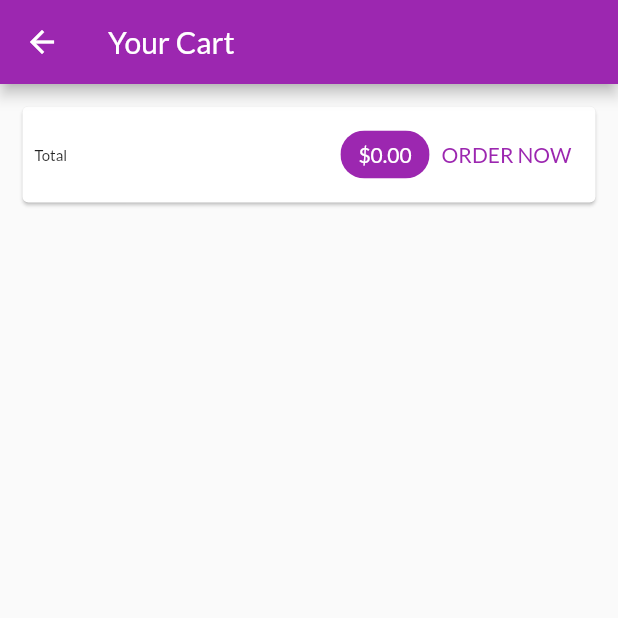
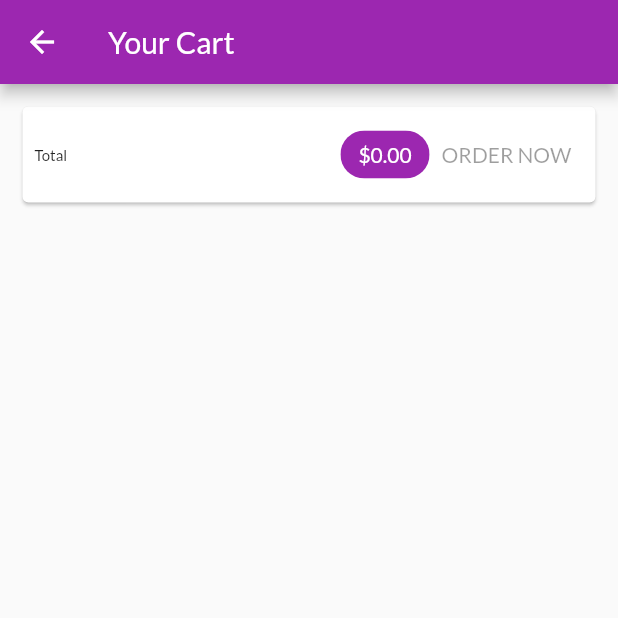
Before and after one commit to Ibrahim-Lokman/shop_app, a Flutter app: the CartScreen screen opened by its route, on a phone screen of 412 x 824 dp, the top half of it. Run offline on Flutter 3.47's test engine with Material 2 defaults, Android fonts, the phone set to English and light mode, and no system bars; network calls fail.

Commit message:
Edit product, Fetch data, Delete product, Manage order online.

```diff
--- /dev/null
+++ b/lib/models/http_exception.dart
@@ -0,0 +1,10 @@
+class HttpException implements Exception {
+  final String message;
+
+  HttpException(this.message);
+
+  @override
+  String toString() {
+    return message;
+  }
+}
--- a/lib/screens/cart_screen.dart
+++ b/lib/screens/cart_screen.dart
@@ -35,25 +35,11 @@ class CartScreen extends StatelessWidget {
                       style: TextStyle(
 
                         color: Theme.of(context).primaryTextTheme.subtitle1.color,
-
                       ),
-
                     ),
-
-
                     backgroundColor: Theme.of(context).primaryColor,
                   ),
-                  TextButton(
-                    child: Text('ORDER NOW'),
-                    onPressed: () {
-                      Provider.of<Orders>(context, listen: false).addOrder(
-                        cart.items.values.toList(),
-                        cart.totalAmount,
-                      );
-                      cart.clear();
-                    },
-
-                  )
+                  OrderButton(cart: cart)
                 ],
               ),
             ),
@@ -76,3 +62,41 @@ class CartScreen extends StatelessWidget {
     );
   }
 }
+
+class OrderButton extends StatefulWidget {
+  const OrderButton({
+    Key key,
+    @required this.cart,
+  }) : super(key: key);
+
+  final Cart cart;
+
+  @override
+  State<OrderButton> createState() => _OrderButtonState();
+}
+
+class _OrderButtonState extends State<OrderButton> {
+  var _isLoading = false;
+  @override
+  Widget build(BuildContext context) {
+    return TextButton(
+      child:  _isLoading ? CircularProgressIndicator() :  Text('ORDER NOW'),
+      onPressed: (widget.cart.totalAmount <= 0 || _isLoading)
+      ? null
+      : () async {
+        setState(() {
+          _isLoading = true;
+        });
+        await Provider.of<Orders>(context, listen: false).addOrder(
+          widget.cart.items.values.toList(),
+          widget.cart.totalAmount,
+        );
+        setState(() {
+          _isLoading = false;
+        });
+        widget.cart.clear();
+      },
+
+    );
+  }
+}
```
Also changed, not shown: lib/providers/orders.dart (+21 -4 lines), lib/providers/product.dart (+26 -1 lines), lib/providers/products.dart (+25 -5 lines), lib/screens/edit_product_screen.dart (+10 -7 lines), lib/screens/user_products_screen.dart (+9 -1 lines), lib/widgets/user_product_item.dart (+14 -4 lines).
